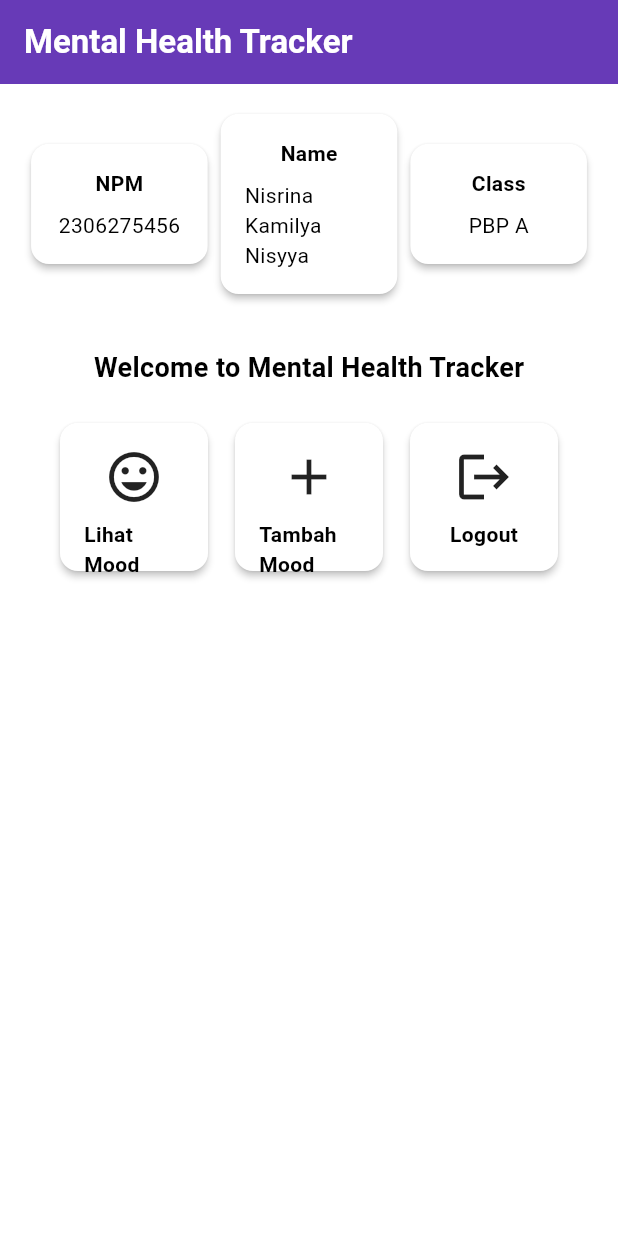
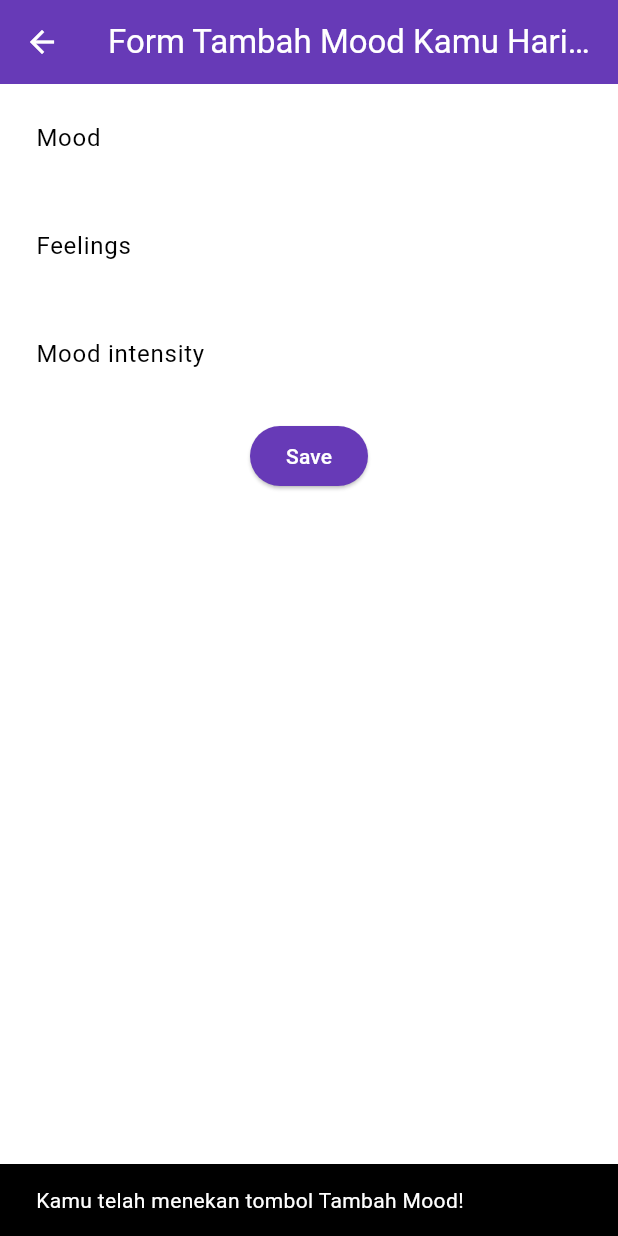
Before and after one commit to NisrinaK/mental-health-tracker-mobile, a Flutter app: the screen it shows after launch, after a tap on "Tambah Mood", on a phone screen of 412 x 824 dp. Run offline on Flutter 3.47's test engine with Material 3 defaults, Android fonts, the phone set to English and light mode, and no system bars.

Commit message:
Tutorial 7

```diff
--- a/lib/main.dart
+++ b/lib/main.dart
@@ -1,5 +1,5 @@
 import 'package:flutter/material.dart';
-import 'package:mental_health_tracker/menu.dart';
+import 'package:mental_health_tracker/screens/menu.dart';
 
 void main() {
   runApp(const MyApp());
--- a/lib/menu.dart
+++ b/lib/screens/menu.dart
@@ -1,4 +1,7 @@
 import 'package:flutter/material.dart';
+import 'package:mental_health_tracker/widgets/left_drawer.dart';
+import 'package:mental_health_tracker/screens/moodentry_form.dart';
+import 'package:mental_health_tracker/widgets/mood_card.dart';
 
 class ItemHomepage {
   final String name; // Nama tombol
@@ -46,8 +49,29 @@ class ItemCard extends StatelessWidget {
       elevation: 2.0,
       child: InkWell(
         onTap: () {
-          // Logika untuk menanggapi klik
-          print("${item.name} pressed");
+          // Memunculkan SnackBar ketika diklik
+          ScaffoldMessenger.of(context)
+            ..hideCurrentSnackBar()
+            ..showSnackBar(SnackBar(
+              content: Text("Kamu telah menekan tombol ${item.name}!"),
+            ));
+
+          // Navigate ke route yang sesuai (tergantung jenis tombol)
+          if (item.name == "Tambah Mood") {
+            // Menggunakan Navigator.push untuk menavigasi ke halaman MoodEntryFormPage
+            Navigator.push(
+              context,
+              MaterialPageRoute(
+                builder: (context) => const MoodEntryFormPage(),
+              ),
+            );
+          } else if (item.name == "Lihat Mood") {
+            // Navigasi ke halaman lain untuk melihat mood (misalnya, halaman melihat mood)
+            // Navigator.push(context, MaterialPageRoute(builder: (context) => const LihatMoodPage()));
+          } else if (item.name == "Logout") {
+            // Implementasi untuk logout
+            // Logika logout bisa ditambahkan di sini
+          }
         },
         child: Container(
           padding: const EdgeInsets.all(16.0),
@@ -96,9 +120,11 @@ class MyHomePage extends StatelessWidget {
             fontWeight: FontWeight.bold,
           ),
         ),
+        iconTheme: const IconThemeData(color: Colors.white),
         // Warna latar belakang AppBar diambil dari skema warna tema aplikasi.
         backgroundColor: Theme.of(context).colorScheme.primary,
       ),
+      drawer: const LeftDrawer(), // Pindahkan drawer ke dalam Scaffold
       // Body halaman dengan padding di sekelilingnya.
       body: Padding(
         padding: const EdgeInsets.all(16.0),
--- /dev/null
+++ b/lib/screens/moodentry_form.dart
@@ -0,0 +1,160 @@
+import 'package:flutter/material.dart';
+import 'package:mental_health_tracker/widgets/left_drawer.dart';
+
+class MoodEntryFormPage extends StatefulWidget {
+  const MoodEntryFormPage({super.key});
+
+  @override
+  State<MoodEntryFormPage> createState() => _MoodEntryFormPageState();
+}
+
+class _MoodEntryFormPageState extends State<MoodEntryFormPage> {
+  final _formKey = GlobalKey<FormState>();
+  String _mood = "";
+  String _feelings = "";
+  int _moodIntensity = 0;
+
+  @override
+  Widget build(BuildContext context) {
+    return Scaffold(
+      appBar: AppBar(
+        title: const Center(
+          child: Text(
+            'Form Tambah Mood Kamu Hari ini',
+          ),
+        ),
+        backgroundColor: Theme.of(context).colorScheme.primary,
+        foregroundColor: Colors.white,
+      ),
+      body: Form(
+        key: _formKey,
+        child: SingleChildScrollView(
+          child: Column(
+            crossAxisAlignment: CrossAxisAlignment.start,
+            children: [
+              Padding(
+                padding: const EdgeInsets.all(8.0),
+                child: TextFormField(
+                  decoration: InputDecoration(
+                    hintText: "Mood",
+                    labelText: "Mood",
+                    border: OutlineInputBorder(
+                      borderRadius: BorderRadius.circular(5.0),
+                    ),
+                  ),
+                  onChanged: (String? value) {
+                    setState(() {
+                      _mood = value!;
+                    });
+                  },
+                  validator: (String? value) {
+                    if (value == null || value.isEmpty) {
+                      return "Mood tidak boleh kosong!";
+                    }
+                    return null;
+                  },
+                ),
+              ),
+              Padding(
+                padding: const EdgeInsets.all(8.0),
+                child: TextFormField(
+                  decoration: InputDecoration(
+                    hintText: "Feelings",
+                    labelText: "Feelings",
+                    border: OutlineInputBorder(
+                      borderRadius: BorderRadius.circular(5.0),
+                    ),
+                  ),
+                  onChanged: (String? value) {
+                    setState(() {
+                      _feelings = value!;
+                    });
+                  },
+                  validator: (String? value) {
+                    if (value == null || value.isEmpty) {
+                      return "Feelings tidak boleh kosong!";
+                    }
+                    return null;
+                  },
+                ),
+              ),
+              Padding(
+                padding: const EdgeInsets.all(8.0),
+                child: TextFormField(
+                  decoration: InputDecoration(
+                    hintText: "Mood intensity",
+                    labelText: "Mood intensity",
+                    border: OutlineInputBorder(
+                      borderRadius: BorderRadius.circular(5.0),
+                    ),
+                  ),
+                  onChanged: (String? value) {
+                    setState(() {
+                      _moodIntensity = int.tryParse(value!) ?? 0;
+                    });
+                  },
+                  validator: (String? value) {
+                    if (value == null || value.isEmpty) {
+                      return "Mood intensity tidak boleh kosong!";
+                    }
+                    if (int.tryParse(value) == null) {
+                      return "Mood intensity harus berupa angka!";
+                    }
+                    return null;
+                  },
+                ),
+              ),
+              Align(
+                alignment: Alignment.bottomCenter,
+                child: Padding(
+                  padding: const EdgeInsets.all(8.0),
+                  child: ElevatedButton(
+                    style: ButtonStyle(
+                      backgroundColor: MaterialStateProperty.all(
+                          Theme.of(context).colorScheme.primary),
+                    ),
+                    onPressed: () {
+                      if (_formKey.currentState!.validate()) {
+                        showDialog(
+                          context: context,
+                          builder: (context) {
+                            return AlertDialog(
+                              title: const Text('Mood berhasil tersimpan'),
+                              content: SingleChildScrollView(
+                                child: Column(
+                                  crossAxisAlignment: CrossAxisAlignment.start,
+                                  children: [
+                                    Text('Mood: $_mood'),
+                                    Text('Feelings: $_feelings'),
+                                    Text('Mood Intensity: $_moodIntensity'),
+                                  ],
+                                ),
+                              ),
+                              actions: [
+                                TextButton(
+                                  child: const Text('OK'),
+                                  onPressed: () {
+                                    Navigator.pop(context);
+                                    _formKey.currentState!.reset();
+                                  },
+                                ),
+                              ],
+                            );
+                          },
+                        );
+                      }
+                    },
+                    child: const Text(
+                      "Save",
+                      style: TextStyle(color: Colors.white),
+                    ),
+                  ),
+                ),
+              ),
+            ],
+          ),
+        ),
+      ),
+    );
+  }
+}
--- /dev/null
+++ b/lib/widgets/left_drawer.dart
@@ -0,0 +1,69 @@
+import 'package:flutter/material.dart';
+import 'package:mental_health_tracker/screens/menu.dart';
+import 'package:mental_health_tracker/screens/moodentry_form.dart';
+
+class LeftDrawer extends StatelessWidget {
+  const LeftDrawer({super.key});
+
+  @override
+  Widget build(BuildContext context) {
+    return Drawer(
+      child: ListView(
+        children: [
+          DrawerHeader(
+            decoration: BoxDecoration(
+              color: Theme.of(context).colorScheme.primary,
+            ),
+            child: const Column(
+              children: [
+                Text(
+                  'Mental Health Tracker',
+                  textAlign: TextAlign.center,
+                  style: TextStyle(
+                    fontSize: 24,
+                    fontWeight: FontWeight.bold,
+                    color: Colors.white,
+                  ),
+                ),
+                Padding(padding: EdgeInsets.all(8)),
+                Text(
+                  "Ayo jaga kesehatan mentalmu setiap hari disini!",
+                  textAlign: TextAlign.center,
+                  style: TextStyle(
+                    fontSize: 15, // Font size 15
+                    color: Colors.white, // White color
+                    fontWeight: FontWeight.normal, // Normal font weight
+                  ), // Tambahkan kurung tutup di sini
+                ),
+              ],
+            ),
+          ),
+          ListTile(
+            leading: const Icon(Icons.home_outlined),
+            title: const Text('Halaman Utama'),
+            // Bagian redirection ke MyHomePage
+            onTap: () {
+              Navigator.pushReplacement(
+                  context,
+                  MaterialPageRoute(
+                    builder: (context) => MyHomePage(),
+                  ));
+            },
+          ),
+          ListTile(
+            leading: const Icon(Icons.mood),
+            title: const Text('Tambah Mood'),
+            onTap: () {
+              Navigator.push(
+                context,
+                MaterialPageRoute(
+                  builder: (context) => const MoodEntryFormPage(),
+                ),
+              );
+            },
+          ),
+        ],
+      ),
+    );
+  }
+}
--- /dev/null
+++ b/lib/widgets/mood_card.dart
@@ -0,0 +1 @@
+import 'package:mental_health_tracker/screens/moodentry_form.dart';
```
